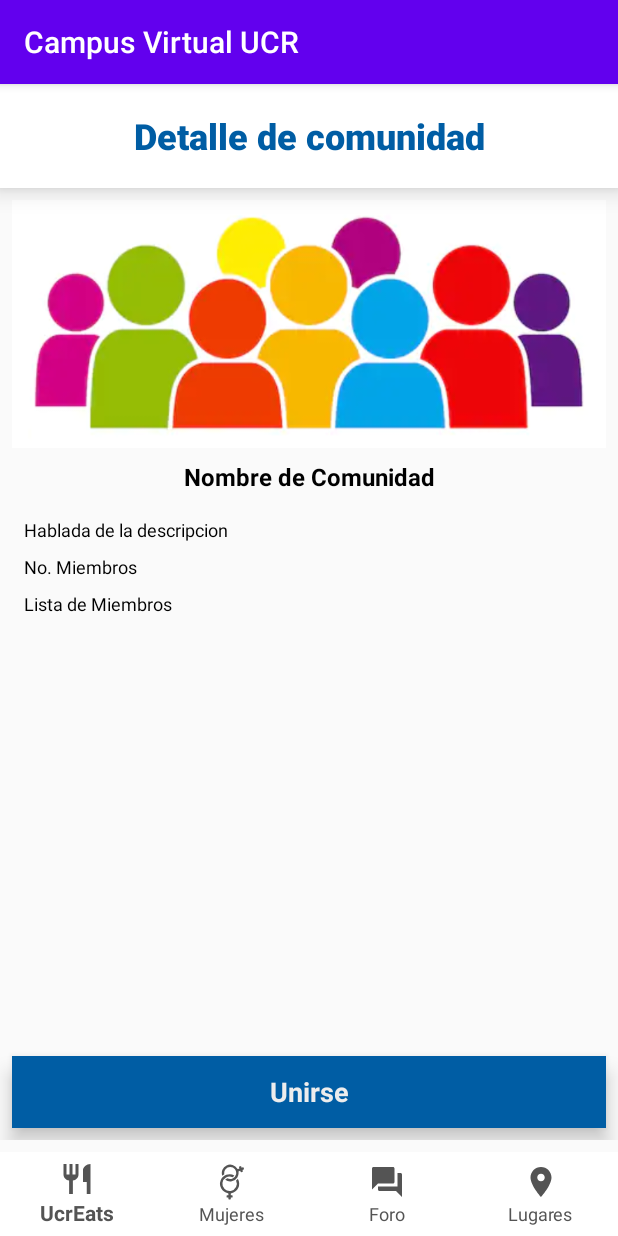
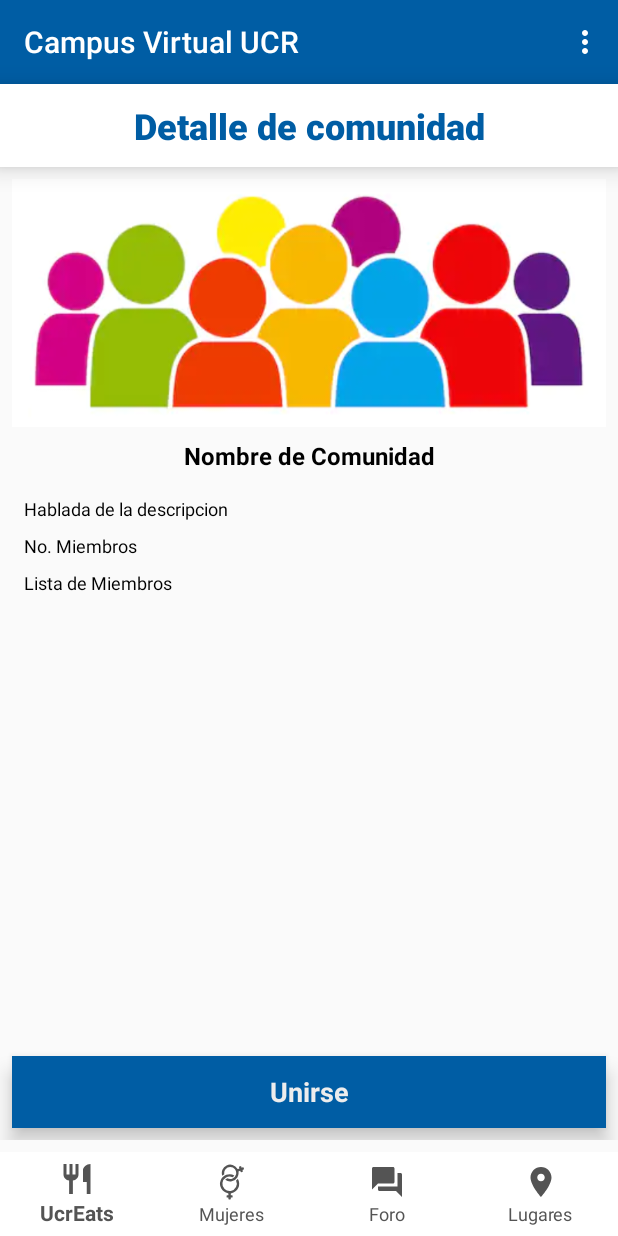
Before and after one commit to merojosa/Campus-UCR, an Android app: the ComunidadDetalle screen opened directly, with no data from a screen before it, on a phone screen of 412 x 824 dp. Run offline under Robolectric (Android 15) with nearby library versions, the phone set to English and light mode, and no system bars; 4 statements that could not run were skipped.

Commit message:
- Se agrega el AppBar a todas las actividades del módulo. - Se oculta el ActionBar que está por defecto. - Cambios en los intents para pasar el nombre y el ID del usuario actual. - Cambios en los títulos de los layouts del módulo. - Se cambia el color del botón flotante para unirse a otra comunidad.

```diff
--- a/app/src/main/java/cr/ac/ucr/ecci/cql/campus20/red_mujeres/ComunidadDetalle.java
+++ b/app/src/main/java/cr/ac/ucr/ecci/cql/campus20/red_mujeres/ComunidadDetalle.java
@@ -26,10 +26,16 @@ public class ComunidadDetalle extends AppCompatActivity {
         super.onCreate(savedInstanceState);
         setContentView(R.layout.activity_comunidad_detalle);
 
+        //Se oculta el ActionBar para "reemplezarlo" por el AppBar definido
+        if (getSupportActionBar() != null)
+            getSupportActionBar().hide();
+
         //Se recibe objeto Comunidad
         Intent intent = getIntent();
         comunidad = intent.getParcelableExtra("comunidad");
         int vis = intent.getIntExtra("vis", 1);
+        String usuarioID = intent.getStringExtra("userID");
+        String usuarioNombre = intent.getStringExtra("userName");
 
         //Instanciación de los elementos del Layout
         ImageView imageView = findViewById(R.id.image_Comunity_CD);
@@ -57,7 +63,9 @@ public class ComunidadDetalle extends AppCompatActivity {
                 @Override
                 public void onClick(View v) {
                     //Llamado a la actividad que despliega el mapa
-                    startActivity(new Intent(ComunidadDetalle.this, MainRedMujeres.class));
+                    startActivity(new Intent(ComunidadDetalle.this, MainRedMujeres.class)
+                            .putExtra("usuarioID", usuarioID)
+                            .putExtra("usuarioName", usuarioNombre));
                 }
             });
         }
--- a/app/src/main/java/cr/ac/ucr/ecci/cql/campus20/red_mujeres/ComunidadesRedMujeres.java
+++ b/app/src/main/java/cr/ac/ucr/ecci/cql/campus20/red_mujeres/ComunidadesRedMujeres.java
@@ -34,6 +34,10 @@ public class ComunidadesRedMujeres extends AppCompatActivity {
     protected void onCreate(Bundle savedInstanceState) {
         super.onCreate(savedInstanceState);
         setContentView(R.layout.activity_comunidades_red_mujeres);
+
+        //Se oculta el ActionBar para "reemplezarlo" por el AppBar definido
+        if (getSupportActionBar() != null)
+            getSupportActionBar().hide();
 
         //Se recibe objeto Comunidad
         Intent intent = getIntent();
--- a/app/src/main/res/layout/activity_comunidad_detalle.xml
+++ b/app/src/main/res/layout/activity_comunidad_detalle.xml
@@ -9,27 +9,19 @@
     <TextView
         android:id="@+id/text_Activity_Title_CD"
         android:layout_width="match_parent"
-        android:layout_height="69dp"
+        android:layout_height="55dp"
         android:background="@color/blanco_UCR"
+        android:elevation="10dp"
         android:fontFamily="sans-serif-black"
         android:gravity="center"
         android:text="Detalle de comunidad"
         android:textAlignment="center"
         android:textColor="@color/azul_UCR"
         android:textSize="24sp"
-        android:elevation="10dp"
         app:layout_constraintEnd_toEndOf="parent"
+        app:layout_constraintHorizontal_bias="0.0"
         app:layout_constraintStart_toStartOf="parent"
-        app:layout_constraintTop_toTopOf="parent" />
-
-    <fragment
-        android:id="@+id/NavigationBar"
-        class="cr.ac.ucr.ecci.cql.campus20.NavigationBarFragment"
-        android:layout_width="match_parent"
-        android:layout_height="wrap_content"
-        android:layout_gravity="bottom"
-        android:layout_weight="1"
-        app:layout_constraintBottom_toBottomOf="parent" />
+        app:layout_constraintTop_toBottomOf="@+id/appBar" />
 
     <LinearLayout
         android:id="@+id/linearLayoutContentCD"
@@ -131,4 +123,25 @@
             tools:layout_editor_absoluteY="631dp" />
     </LinearLayout>
 
+    <fragment
+        android:id="@+id/appBar"
+        class="cr.ac.ucr.ecci.cql.campus20.AppBarFragment"
+        android:layout_width="match_parent"
+        android:layout_height="0dp"
+        android:layout_gravity="bottom"
+        android:layout_weight="1"
+        app:layout_constraintTop_toTopOf="parent"
+        tools:layout="@layout/fragment_app_bar"
+        tools:layout_editor_absoluteX="0dp" />
+
+    <fragment
+        android:id="@+id/NavigationBar"
+        class="cr.ac.ucr.ecci.cql.campus20.NavigationBarFragment"
+        android:layout_width="match_parent"
+        android:layout_height="wrap_content"
+        android:layout_gravity="bottom"
+        android:layout_weight="1"
+        app:layout_constraintBottom_toBottomOf="parent" />
+
+
 </androidx.constraintlayout.widget.ConstraintLayout>
```
Also changed, not shown: app/src/main/java/cr/ac/ucr/ecci/cql/campus20/red_mujeres/MenuRedMujeres.java (+9 -5 lines), app/src/main/java/cr/ac/ucr/ecci/cql/campus20/red_mujeres/MisComunidades.java (+12 -1 lines), app/src/main/res/layout/activity_comunidades_red_mujeres.xml (+14 -3 lines), app/src/main/res/layout/activity_mis_comunidades.xml (+25 -12 lines).
